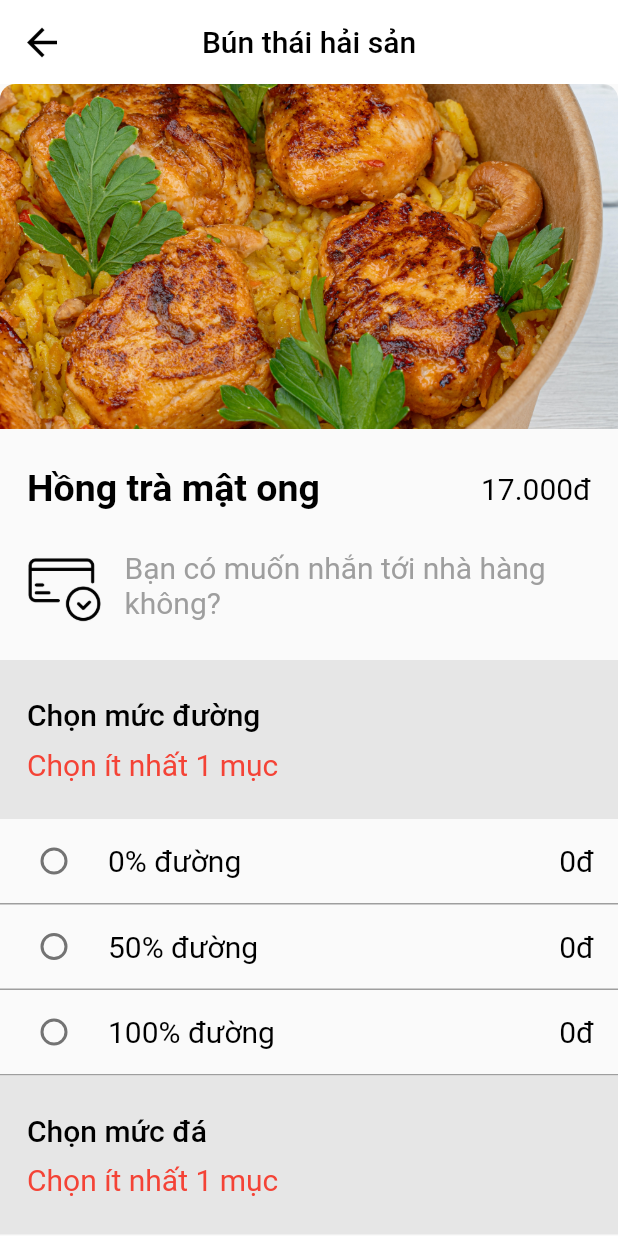
After one commit to vuongchihai/duAn_BaeMaxFK, a Flutter app: the chiTietMonAnPage screen opened directly, on a phone screen of 412 x 824 dp. The commit adds this screen. Run offline on Flutter 3.47's test engine with Material 2 defaults, Android fonts, the phone set to English and light mode, and no system bars; our stand-ins replace carousel_slider, fluttertoast, scroll_date_picker; missing offline and left inert: tiengviet.

Commit message:
ds nha hang va chi tiet nha hang chua xong p11

```diff
--- a/sourceCode_BaeMax/baemax/lib/modal/CheckboxModel.dart
+++ /dev/null
@@ -1,5 +0,0 @@
-class CheckBoxModel{
-  bool isChecked;
-
-  CheckBoxModel({required this.isChecked});
-}
--- a/sourceCode_BaeMax/baemax/lib/modal/CheckboxProvider.dart
+++ /dev/null
@@ -1,39 +0,0 @@
-import 'package:baemax/modal/CheckboxModel.dart';
-import 'package:flutter/material.dart';
-
-class CheckboxProvider extends ChangeNotifier {
-  List<CheckBoxModel> checkboxes = [
-    CheckBoxModel(isChecked: false),
-    CheckBoxModel(isChecked: false),
-    CheckBoxModel(isChecked: false),
-    CheckBoxModel(isChecked: false),
-    CheckBoxModel(isChecked: false),
-    CheckBoxModel(isChecked: false),
-    CheckBoxModel(isChecked: false),
-    CheckBoxModel(isChecked: false),
-    CheckBoxModel(isChecked: false),
-    CheckBoxModel(isChecked: false),
-    CheckBoxModel(isChecked: false),
-    CheckBoxModel(isChecked: false),
-    CheckBoxModel(isChecked: false),
-    CheckBoxModel(isChecked: false),
-    CheckBoxModel(isChecked: false),
-    CheckBoxModel(isChecked: false),
-    CheckBoxModel(isChecked: false),
-  ];
-
-  int get selectedCheckboxCount =>
-      checkboxes.where((element) => element.isChecked).length;
-
-  void updateCheckboxState(int index, bool isChecked) {
-    checkboxes[index].isChecked = isChecked;
-    notifyListeners();
-  }
-
-  void clearAllSelections() {
-    for (var checkbox in checkboxes) {
-      checkbox.isChecked = false;
-    }
-    notifyListeners();
-  }
-}
--- /dev/null
+++ b/sourceCode_BaeMax/baemax/lib/pages/page_chiTietMonAn.dart
@@ -0,0 +1,431 @@
+import 'package:flutter/material.dart';
+
+class chiTietMonAnPage extends StatefulWidget {
+  const chiTietMonAnPage({super.key});
+
+  @override
+  State<chiTietMonAnPage> createState() => _chiTietMonAnPageState();
+}
+
+class _chiTietMonAnPageState extends State<chiTietMonAnPage> {
+  String chonMucDuong = '';
+  String chonMucDa = '';
+
+  @override
+  Widget build(BuildContext context) {
+    return Scaffold(
+      appBar: AppBar(
+        backgroundColor: Colors.white,
+        elevation: 0,
+        centerTitle: true,
+        title: const Text(
+          'Bún thái hải sản',
+          style: TextStyle(
+            fontSize: 20,
+            color: Colors.black,
+          ),
+        ),
+        iconTheme: const IconThemeData(
+          color: Colors.black,
+          size: 30,
+        ),
+      ),
+      body: SingleChildScrollView(
+        child: Column(
+          children: [
+            Container(
+              width: double.infinity,
+              height: 230,
+              child: ClipRRect(
+                borderRadius: BorderRadius.only(
+                  topLeft: Radius.circular(10),
+                  topRight: Radius.circular(10),
+                ),
+                child: Image(
+                  image: AssetImage('images/hinh_73.jpg'),
+                  fit: BoxFit.cover,
+                  width: 150,
+                  height: 150,
+                ),
+              ),
+            ),
+            Container(
+              padding: const EdgeInsets.symmetric(
+                horizontal: 18,
+                vertical: 25,
+              ),
+              child: Column(
+                children: [
+                  Row(
+                    mainAxisAlignment: MainAxisAlignment.spaceBetween,
+                    children: [
+                      Text(
+                        'Hồng trà mật ong',
+                        style: const TextStyle(
+                          fontSize: 25,
+                          fontWeight: FontWeight.bold,
+                          color: Colors.black,
+                        ),
+                      ),
+                      Text(
+                        '17.000đ',
+                        style: const TextStyle(
+                          fontSize: 20,
+                          color: Colors.black,
+                        ),
+                      ),
+                    ],
+                  ),
+                  const SizedBox(
+                    height: 25,
+                  ),
+                  Row(
+                    crossAxisAlignment: CrossAxisAlignment.center,
+                    mainAxisAlignment: MainAxisAlignment.start,
+                    children: [
+                      const Image(
+                        image: AssetImage(
+                          'images/hinh_25.png',
+                        ),
+                        width: 50,
+                        height: 50,
+                      ),
+                      const SizedBox(
+                        width: 15,
+                      ),
+                      Container(
+                        width: 300,
+                        child: Text(
+                          'Bạn có muốn nhắn tới nhà hàng không?',
+                          style: const TextStyle(
+                            fontSize: 20,
+                            color: Colors.grey,
+                          ),
+                          softWrap: true,
+                        ),
+                      ),
+                    ],
+                  ),
+                ],
+              ),
+            ),
+            Container(
+              child: Column(
+                children: [
+                  Container(
+                    color: Color.fromARGB(255, 230, 230, 230),
+                    width: double.infinity,
+                    padding: const EdgeInsets.symmetric(
+                      horizontal: 18,
+                      vertical: 25,
+                    ),
+                    child: const Column(
+                      crossAxisAlignment: CrossAxisAlignment.start,
+                      children: [
+                        Text(
+                          'Chọn mức đường',
+                          style: TextStyle(
+                            fontSize: 20,
+                            color: Colors.black,
+                            fontWeight: FontWeight.w500,
+                          ),
+                        ),
+                        SizedBox(
+                          height: 10,
+                        ),
+                        Text(
+                          'Chọn ít nhất 1 mục',
+                          style: TextStyle(
+                            fontSize: 20,
+                            color: Colors.red,
+                          ),
+                        ),
+                      ],
+                    ),
+                  ),
+                  Container(
+                    child: Column(
+                      children: [
+                        Container(
+                          decoration: BoxDecoration(
+                            border: Border(
+                              bottom: BorderSide(
+                                color: Colors.grey,
+                                width: 1,
+                              ),
+                            ),
+                          ),
+                          child: RadioListTile(
+                            title: Row(
+                              mainAxisAlignment: MainAxisAlignment.spaceBetween,
+                              children: const [
+                                Text(
+                                  '0% đường',
+                                  style: TextStyle(
+                                    color: Colors.black,
+                                    fontSize: 20,
+                                  ),
+                                ),
+                                Text(
+                                  '0đ',
+                                  style: TextStyle(
+                                    color: Colors.black,
+                                    fontSize: 20,
+                                  ),
+                                ),
+                              ],
+                            ),
+                            value: '0duong',
+                            groupValue: chonMucDuong,
+                            onChanged: (value) {
+                              setState(() {
+                                chonMucDuong = value.toString();
+                              });
+                            },
+                          ),
+                        ),
+                        Container(
+                          decoration: BoxDecoration(
+                            border: Border(
+                              bottom: BorderSide(
+                                color: Colors.grey,
+                                width: 1,
+                              ),
+                            ),
+                          ),
+                          child: RadioListTile(
+                            title: Row(
+                              mainAxisAlignment: MainAxisAlignment.spaceBetween,
+                              children: const [
+                                Text(
+                                  '50% đường',
+                                  style: TextStyle(
+                                    color: Colors.black,
+                                    fontSize: 20,
+                                  ),
+                                ),
+                                Text(
+                                  '0đ',
+                                  style: TextStyle(
+                                    color: Colors.black,
+                                    fontSize: 20,
+                                  ),
+                                ),
+                              ],
+                            ),
+                            value: '50duong',
+                            groupValue: chonMucDuong,
+                            onChanged: (value) {
+                              setState(() {
+                                chonMucDuong = value.toString();
+                              });
+                            },
+                          ),
+                        ),
+                        Container(
+                          decoration: BoxDecoration(
+                            border: Border(
+                              bottom: BorderSide(
+                                color: Colors.grey,
+                                width: 1,
+                              ),
+                            ),
+                          ),
+                          child: RadioListTile(
+                            title: Row(
+                              mainAxisAlignment: MainAxisAlignment.spaceBetween,
+                              children: const [
+                                Text(
+                                  '100% đường',
+                                  style: TextStyle(
+                                    color: Colors.black,
+                                    fontSize: 20,
+                                  ),
+                                ),
+                                Text(
+                                  '0đ',
+                                  style: TextStyle(
+                                    color: Colors.black,
+                                    fontSize: 20,
+                                  ),
+                                ),
+                              ],
+                            ),
+                            value: '100duong',
+                            groupValue: chonMucDuong,
+                            onChanged: (value) {
+                              setState(() {
+                                chonMucDuong = value.toString();
+                              });
+                            },
+                          ),
+                        ),
+                      ],
+                    ),
+                  ),
+                ],
+              ),
+            ),
+            Container(
+              child: Column(
+                children: [
+                  Container(
+                    color: Color.fromARGB(255, 230, 230, 230),
+                    width: double.infinity,
+                    padding: const EdgeInsets.symmetric(
+                      horizontal: 18,
+                      vertical: 25,
+                    ),
+                    child: const Column(
+                      crossAxisAlignment: CrossAxisAlignment.start,
+                      children: [
+                        Text(
+                          'Chọn mức đá',
+                          style: TextStyle(
+                            fontSize: 20,
+                            color: Colors.black,
+                            fontWeight: FontWeight.w500,
+                          ),
+                        ),
+                        SizedBox(
+                          height: 10,
+                        ),
+                        Text(
+                          'Chọn ít nhất 1 mục',
+                          style: TextStyle(
+                            fontSize: 20,
+                            color: Colors.red,
+                          ),
+                        ),
+                      ],
+                    ),
+                  ),
+                  Container(
+                    child: Column(
+                      children: [
+                        Container(
+                          decoration: BoxDecoration(
+                            border: Border(
+                              bottom: BorderSide(
+                                color: Colors.grey,
+                                width: 1,
+                              ),
+                            ),
+                          ),
+                          child: RadioListTile(
+                            title: Row(
+                              mainAxisAlignment: MainAxisAlignment.spaceBetween,
+                              children: const [
+                                Text(
+                                  '0% đá',
+                                  style: TextStyle(
+                                    color: Colors.black,
+                                    fontSize: 20,
+                                  ),
+                                ),
+                                Text(
+                                  '0đ',
+                                  style: TextStyle(
+                                    color: Colors.black,
+                                    fontSize: 20,
+                                  ),
+                                ),
+                              ],
+                            ),
+                            value: '0da',
+                            groupValue: chonMucDa,
+                            onChanged: (value) {
+                              setState(() {
+                                chonMucDa = value.toString();
+                              });
+                            },
+                          ),
+                        ),
+                        Container(
+                          decoration: BoxDecoration(
+                            border: Border(
+                              bottom: BorderSide(
+                                color: Colors.grey,
+                                width: 1,
+                              ),
+                            ),
+                          ),
+                          child: RadioListTile(
+                            title: Row(
+                              mainAxisAlignment: MainAxisAlignment.spaceBetween,
+                              children: const [
+                                Text(
+                                  '50% đá',
+                                  style: TextStyle(
+                                    color: Colors.black,
+                                    fontSize: 20,
+                                  ),
+                                ),
+                                Text(
+                                  '0đ',
+                                  style: TextStyle(
+                                    color: Colors.black,
+                                    fontSize: 20,
+                                  ),
+                                ),
+                              ],
+                            ),
+                            value: '50da',
+                            groupValue: chonMucDa,
+                            onChanged: (value) {
+                              setState(() {
+                                chonMucDa = value.toString();
+                              });
+                            },
+                          ),
+                        ),
+                        Container(
+                          decoration: BoxDecoration(
+                            border: Border(
+                              bottom: BorderSide(
+                                color: Colors.grey,
+                                width: 1,
+                              ),
+                            ),
+                          ),
+                          child: RadioListTile(
+                            title: Row(
+                              mainAxisAlignment: MainAxisAlignment.spaceBetween,
+                              children: const [
+                                Text(
+                                  '100% đá',
+                                  style: TextStyle(
+                                    color: Colors.black,
+                                    fontSize: 20,
+                                  ),
+                                ),
+                                Text(
+                                  '0đ',
+                                  style: TextStyle(
+                                    color: Colors.black,
+                                    fontSize: 20,
+                                  ),
+                                ),
+                              ],
+                            ),
+                            value: '100da',
+                            groupValue: chonMucDa,
+                            onChanged: (value) {
+                              setState(() {
+                                chonMucDa = value.toString();
+                              });
+                            },
+                          ),
+                        ),
+                      ],
+                    ),
+                  ),
+                ],
+              ),
+            ),
+          ],
+        ),
+      ),
+    );
+  }
+}
--- a/sourceCode_BaeMax/baemax/lib/widgets/chiTietIemNhaHangDuocApDung.dart
+++ b/sourceCode_BaeMax/baemax/lib/widgets/chiTietIemNhaHangDuocApDung.dart
@@ -1,3 +1,4 @@
+import 'package:baemax/pages/page_chiTietMonAn.dart';
 import 'package:flutter/material.dart';
 
 class itemChiTietNhaHangDuocApDung extends StatelessWidget {
@@ -433,7 +434,17 @@ class itemChiTietNhaHangDuocApDung extends StatelessWidget {
                     const SizedBox(
                       height: 10,
                     ),
-                    Row(
+                    GestureDetector(
+                      onTap: () {
+                        Navigator.push(
+                          context,
+                          MaterialPageRoute(
+                            builder: (context) => chiTietMonAnPage(),
+                          ),
+                        );
+                      },
+                      child: Container(
+                        child: Row(
                           mainAxisAlignment: MainAxisAlignment.spaceBetween,
                           children: [
                             Container(
@@ -441,7 +452,8 @@ class itemChiTietNhaHangDuocApDung extends StatelessWidget {
                               height: 130,
                               child: Column(
                                 crossAxisAlignment: CrossAxisAlignment.start,
-                            mainAxisAlignment: MainAxisAlignment.spaceBetween,
+                                mainAxisAlignment:
+                                    MainAxisAlignment.spaceBetween,
                                 children: [
                                   Text(
                                     'Bột khoai môn 3 trứng',
@@ -471,7 +483,9 @@ class itemChiTietNhaHangDuocApDung extends StatelessWidget {
                               ),
                             ),
                           ],
-                    )
+                        ),
+                      ),
+                    ),
                   ],
                 ),
               ),
```
Lines whose indentation alone changed are shown as unchanged.
